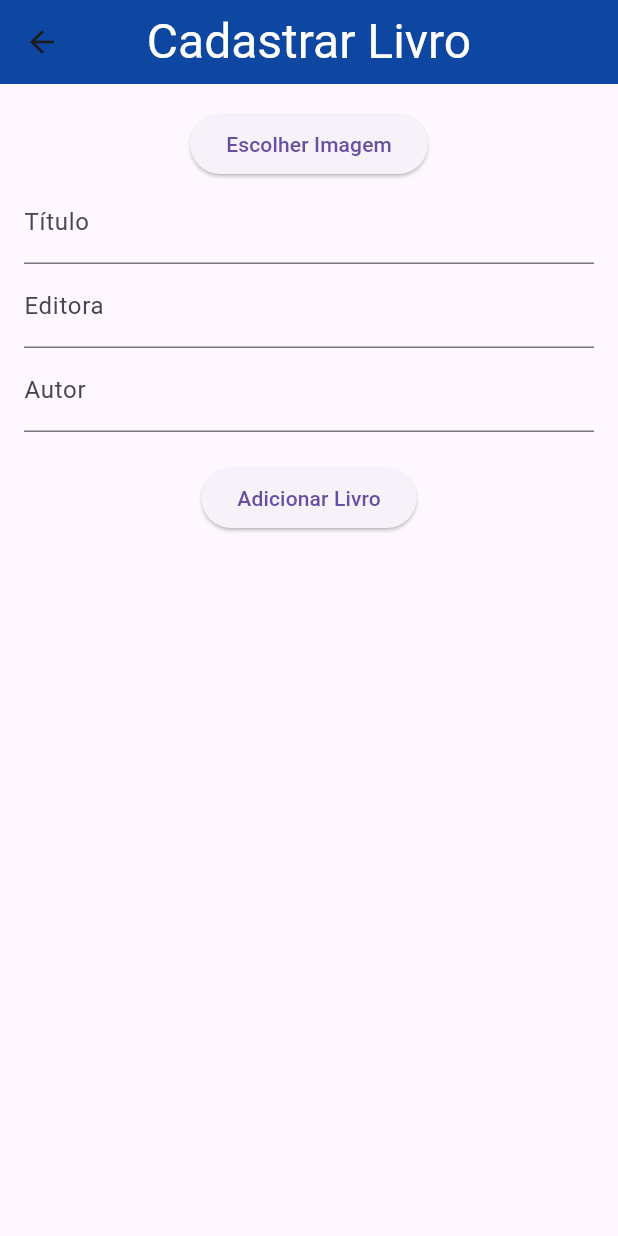
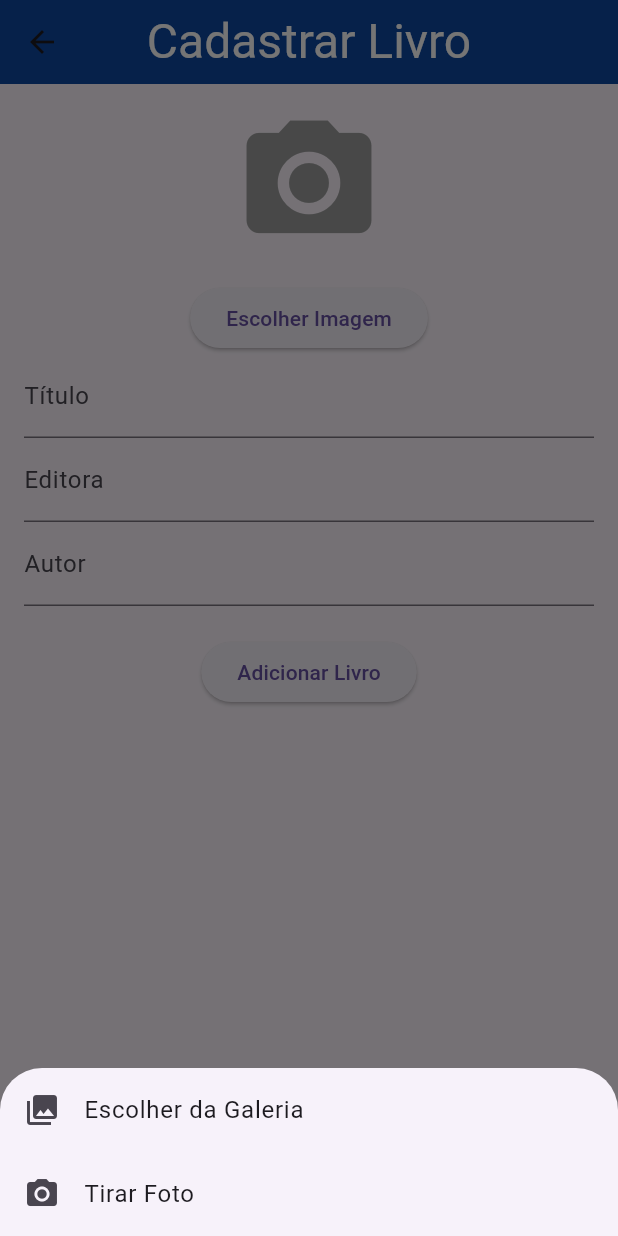
Before and after one commit to Walt2871/Trabalho-Mobile, a Flutter app: the AddBookPage screen opened directly with empty values, after a tap on "Escolher Imagem", on a phone screen of 412 x 824 dp. Run offline on Flutter 3.47's test engine with Material 3 defaults, Android fonts, the phone set to English and light mode, and no system bars; our stand-ins replace diacritic, image_picker, sqflite; accounts and stored records are empty.

```diff
--- a/lib/models/book.dart
+++ b/lib/models/book.dart
@@ -1,13 +1,34 @@
 class Book {
-  final String imageUrl;
-  final String title;
-  final String publisher;
-  final String author;
+  final int? id;
+  final String _imageUrl;
+  final String _title;
+  final String _publisher;
+  final String _author;
 
-  Book({
-    required this.imageUrl,
-    required this.title,
-    required this.publisher,
-    required this.author,
-  });
+  Book(this._imageUrl, this._title, this._publisher, this._author, {this.id});
+
+  String get imageUrl => _imageUrl;
+  String get title => _title;
+  String get publisher => _publisher;
+  String get author => _author;
+
+  Map<String, dynamic> toMap() {
+    return {
+      'id': id,
+      'imageUrl': _imageUrl,
+      'title': _title,
+      'publisher': _publisher,
+      'author': _author,
+    };
+  }
+
+  factory Book.fromMap(Map<String, dynamic> map) {
+    return Book(
+      map['imageUrl'],
+      map['title'],
+      map['publisher'],
+      map['author'],
+      id: map['id'],
+    );
+  }
 }
--- a/lib/screens/add_book_screen.dart
+++ b/lib/screens/add_book_screen.dart
@@ -20,8 +20,8 @@ class _AddBookPageState extends State<AddBookPage> {
   final _publisherController = TextEditingController();
   final _authorController = TextEditingController();
 
-  Future<void> _pickImage() async {
-    final XFile? selectedImage = await _picker.pickImage(source: ImageSource.gallery);
+  Future<void> _pickImage(ImageSource source) async {
+    final XFile? selectedImage = await _picker.pickImage(source: source);
     if (selectedImage != null) {
       setState(() {
         _image = selectedImage;
@@ -29,26 +29,83 @@ class _AddBookPageState extends State<AddBookPage> {
     }
   }
 
+  void _showImagePickerOptions() {
+    showModalBottomSheet(
+      context: context,
+      builder: (context) => Column(
+        mainAxisSize: MainAxisSize.min,
+        children: <Widget>[
+          ListTile(
+            leading: const Icon(Icons.photo_library),
+            title: const Text('Escolher da Galeria'),
+            onTap: () {
+              _pickImage(ImageSource.gallery);
+              Navigator.pop(context);
+            },
+          ),
+          ListTile(
+            leading: const Icon(Icons.photo_camera),
+            title: const Text('Tirar Foto'),
+            onTap: () {
+              _pickImage(ImageSource.camera);
+              Navigator.pop(context);
+            },
+          ),
+        ],
+      ),
+    );
+  }
+
+  void _addBook() async {
+    if (_formKey.currentState?.validate() ?? false) {
+      final newBook = Book(
+        _image != null ? _image!.path : '',
+        _titleController.text,
+        _publisherController.text,
+        _authorController.text,
+      );
+
+      // Chama a função passada como parâmetro
+      widget.onAddBook(newBook);
+
+      // Navega de volta para a página inicial
+      Navigator.pop(context);
+    }
+  }
+
   @override
   Widget build(BuildContext context) {
     return Scaffold(
       appBar: AppBar(
-        title: const Text('Cadastrar Livro',
+        title: const Text(
+          'Cadastrar Livro',
           style: TextStyle(color: Colors.white, fontSize: 32.0),
         ),
         backgroundColor: Colors.blue[900],
         centerTitle: true,
       ),
-      body: Padding(
+      body: SingleChildScrollView(
         padding: const EdgeInsets.all(16.0),
         child: Form(
           key: _formKey,
           child: Column(
             children: [
               if (_image != null)
-                Image.file(File(_image!.path)),
+                Image.file(
+                  File(_image!.path),
+                  height: 250,
+                  width: double.infinity,
+                  fit: BoxFit.cover,
+                )
+              else
+                const Icon(
+                  Icons.camera_alt,
+                  size: 100,
+                  color: Colors.grey,
+                ),
+              const SizedBox(height: 16.0),
               ElevatedButton(
-                onPressed: _pickImage,
+                onPressed: _showImagePickerOptions,
                 child: const Text('Escolher Imagem'),
               ),
               TextFormField(
@@ -83,18 +140,7 @@ class _AddBookPageState extends State<AddBookPage> {
               ),
               const SizedBox(height: 20.0),
               ElevatedButton(
-                onPressed: () {
-                  if (_formKey.currentState?.validate() ?? false) {
-                    final newBook = Book(
-                      imageUrl: _image != null ? _image!.path : '',
-                      title: _titleController.text,
-                      publisher: _publisherController.text,
-                      author: _authorController.text,
-                    );
-                    widget.onAddBook(newBook);
-                    Navigator.pop(context);
-                  }
-                },
+                onPressed: _addBook,
                 child: const Text('Adicionar Livro'),
               ),
             ],
@@ -106,7 +152,6 @@ class _AddBookPageState extends State<AddBookPage> {
 
   @override
   void dispose() {
-    // Dispose controllers and image file if needed
     _titleController.dispose();
     _publisherController.dispose();
     _authorController.dispose();
```
Also changed, not shown: lib/database/bookDAO.dart (added, +75 -0 lines), lib/database/open_database.dart (added, +70 -0 lines), lib/models/user.dart (added, +9 -0 lines), lib/screens/homepage.dart (+45 -42 lines), pubspec.yaml (+4 -3 lines), assets/images/livro1.jpg (added), assets/images/livro2.jpg (added), assets/images/livro3.jpg (added), lib/models/loan.dart (added), pubspec.lock, 1 other file.
